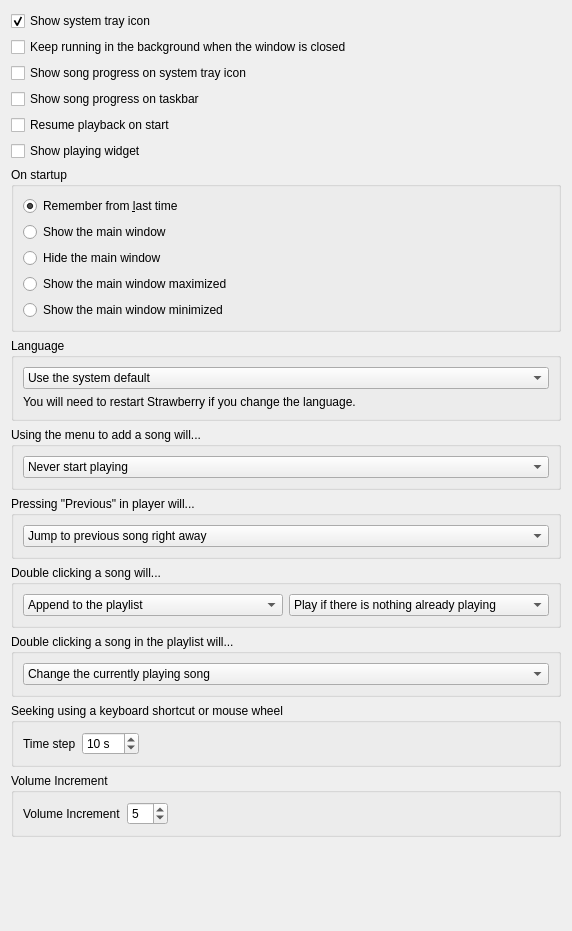
Above: src/settings/behavioursettingspage.ui from strawberrymusicplayer/strawberry before the change. Below: the same form after it.
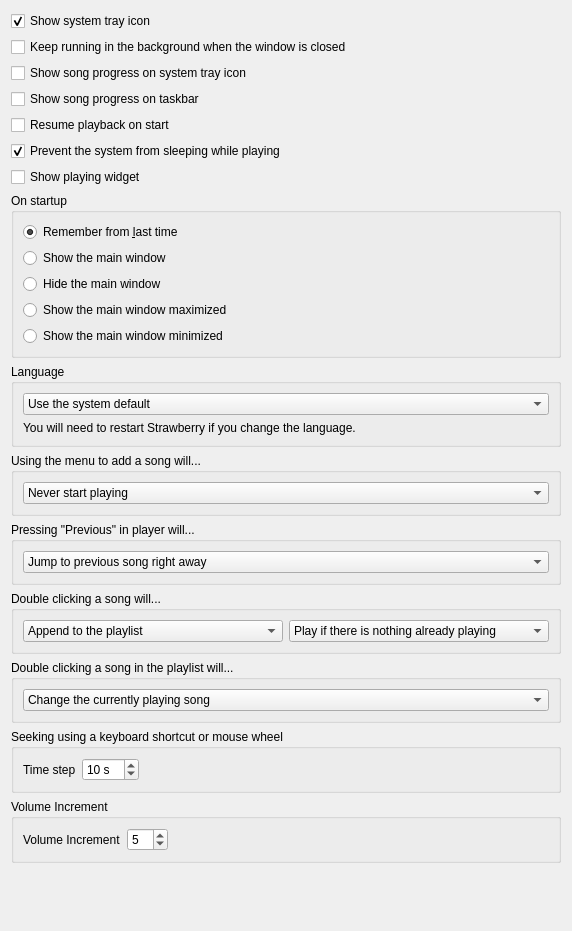
That is the form after the change.

Commit message: Add sleep inhibitor

```diff
--- a/src/settings/behavioursettingspage.ui
+++ b/src/settings/behavioursettingspage.ui
@@ -58,6 +58,16 @@
      </property>
     </widget>
    </item>
+   <item>
+    <widget class="QCheckBox" name="checkbox_inhibit_sleep">
+     <property name="text">
+      <string>Prevent the system from sleeping while playing</string>
+     </property>
+     <property name="checked">
+      <bool>true</bool>
+     </property>
+    </widget>
+   </item>
    <item>
     <widget class="QCheckBox" name="checkbox_playingwidget">
      <property name="text">
```
Left out of the diff: 1 changed line with no effect on the pictures. The commit also changes 7 other files.
